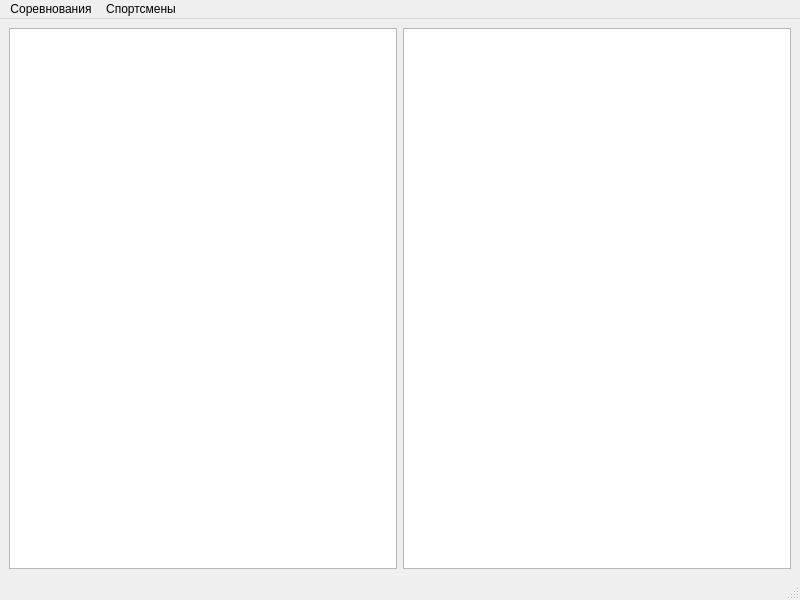
zak2791/Demo_Secretary_ver2, file mainwindow.ui: the form before one commit.
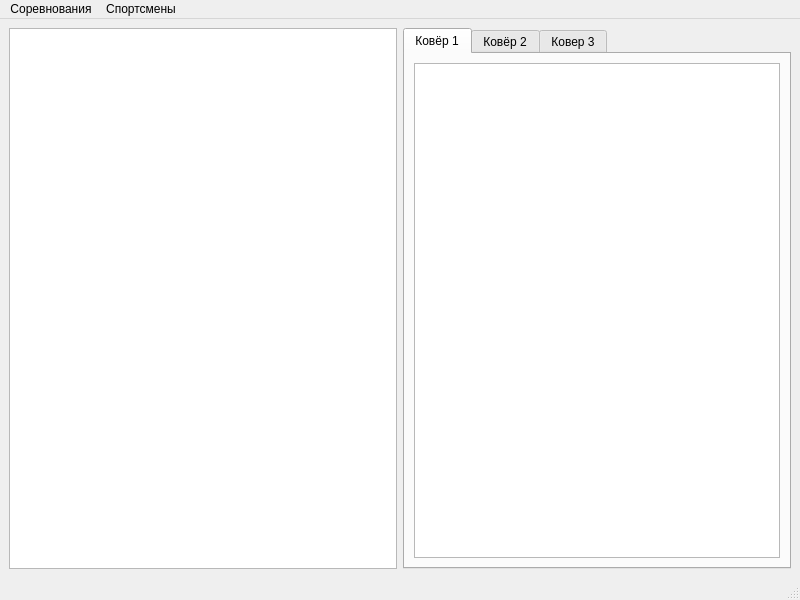
The form after the commit.

```diff
--- a/mainwindow.ui
+++ b/mainwindow.ui
@@ -46,8 +46,30 @@
         </item>
        </layout>
       </item>
-      <item>
-       <widget class="QGraphicsView" name="gViewOnMat">
+     </layout>
+    </item>
+    <item row="0" column="1">
+     <widget class="QTabWidget" name="tabMats">
+      <property name="currentIndex">
+       <number>0</number>
+      </property>
+      <widget class="QWidget" name="tabMat1">
+       <attribute name="title">
+        <string>Ковёр 1</string>
+       </attribute>
+       <layout class="QGridLayout" name="gridLayout_2">
+        <item row="0" column="0">
+         <widget class="QListWidget" name="lwMat1"/>
+        </item>
+       </layout>
+      </widget>
+      <widget class="QWidget" name="tabMat2">
+       <attribute name="title">
+        <string>Ковёр 2</string>
+       </attribute>
+       <layout class="QGridLayout" name="gridLayout_3">
+        <item row="0" column="0">
+         <widget class="QListWidget" name="lwMat2">
         <property name="sizePolicy">
          <sizepolicy hsizetype="Expanding" vsizetype="Expanding">
           <horstretch>0</horstretch>
@@ -57,6 +79,18 @@
        </widget>
       </item>
      </layout>
+      </widget>
+      <widget class="QWidget" name="tabMat3">
+       <attribute name="title">
+        <string>Ковер 3</string>
+       </attribute>
+       <layout class="QGridLayout" name="gridLayout_4">
+        <item row="0" column="0">
+         <widget class="QListWidget" name="lwMat3"/>
+        </item>
+       </layout>
+      </widget>
+     </widget>
     </item>
    </layout>
   </widget>
```
Left out of the diff: 23 changed lines with no effect on the pictures. Lines whose indentation alone changed are shown as unchanged.
